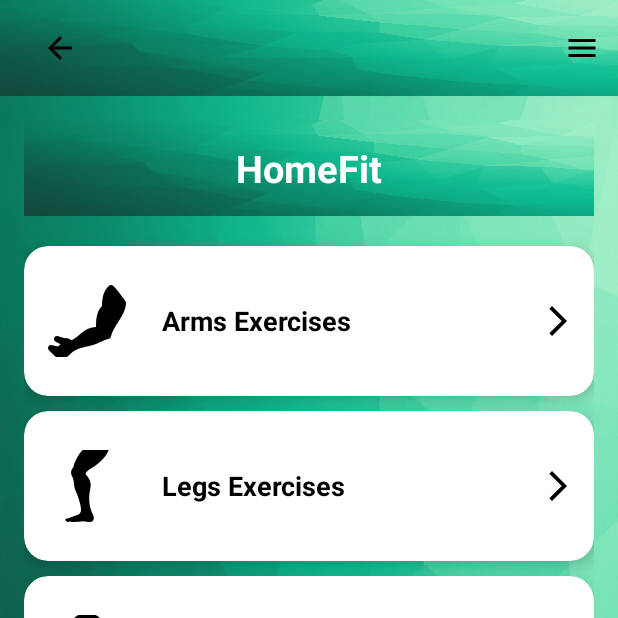
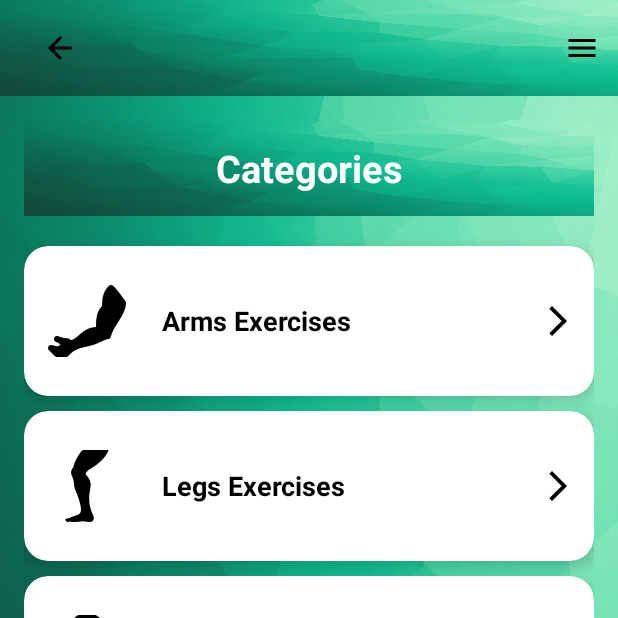
Before and after one commit to Vivianne-S/HomeFit, an Android app: the CategoriesFragment screen opened through its navigation route, on a phone screen of 412 x 824 dp, the top half of it. Run offline under Robolectric (Android 15) with nearby library versions, the phone set to English and light mode, and no system bars; our stand-ins replace Firebase (no records; nobody signed in at launch, a user with empty details on screens opened directly), navigation-ui.

Commit message:
changed HomeFit to Categories because it looks better lol

```diff
--- a/app/src/main/res/layout/fragment_categories.xml
+++ b/app/src/main/res/layout/fragment_categories.xml
@@ -35,7 +35,7 @@
                     android:id="@+id/toolbar_title"
                     android:layout_width="wrap_content"
                     android:layout_height="wrap_content"
-                    android:text="@string/app_name"
+                    android:text="@string/categories_title"
                     android:textColor="@android:color/white"
                     android:textSize="25sp"
                     android:textStyle="bold"
--- a/app/src/main/res/values/strings.xml
+++ b/app/src/main/res/values/strings.xml
@@ -2,6 +2,8 @@
     <!-- App name -->
     <string name="app_name">HomeFit</string>
 
+    <!--  Fragment tile names -->
+    <string name="categories_title">Categories</string>
 
     <!-- Welcome messages -->
     <string name="welcome_message_journey">Your Fitness Journey Begins</string>
```
